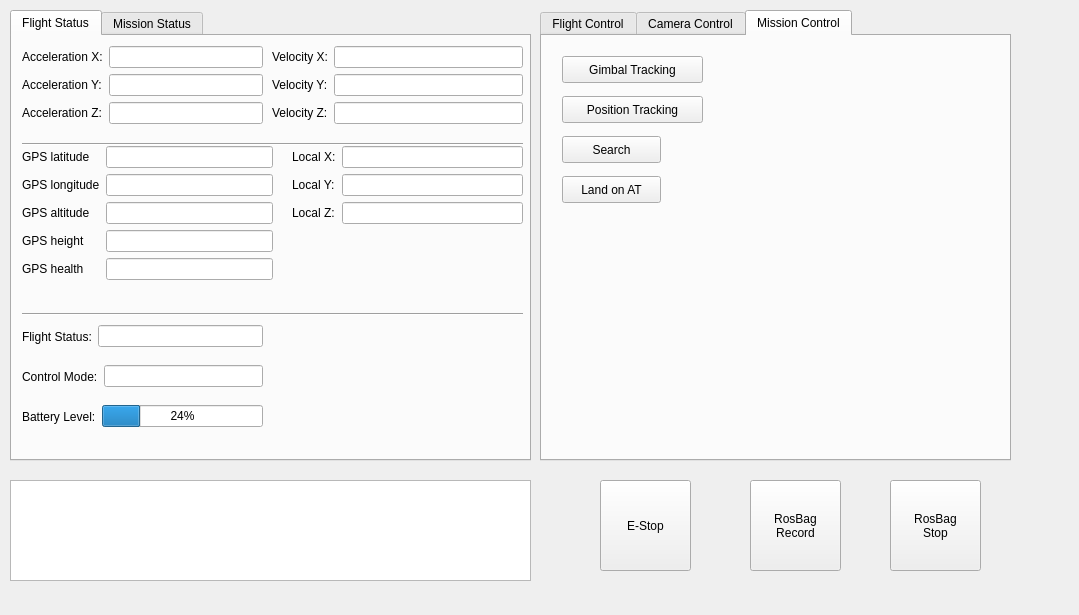
Old version of the form src/teamhku_ocs/teamhku_ocs.ui in the repository SiChiTong/teamhku_ocs.
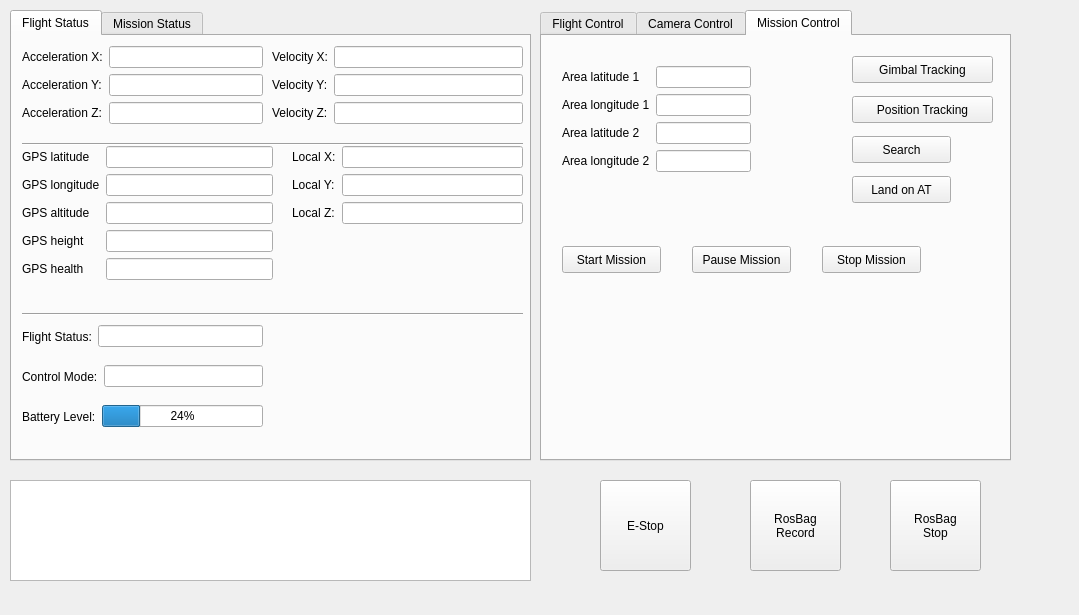
New version of the form. The open tabs and pages were chosen to show the change.

Commit message: gimbal movement added

Patch:
```diff
--- a/src/teamhku_ocs/teamhku_ocs.ui
+++ b/src/teamhku_ocs/teamhku_ocs.ui
@@ -671,7 +671,7 @@
     <widget class="QPushButton" name="gimbal_track_button_">
      <property name="geometry">
       <rect>
-       <x>20</x>
+       <x>310</x>
        <y>20</y>
        <width>141</width>
        <height>27</height>
@@ -684,7 +684,7 @@
     <widget class="QPushButton" name="position_track_button_">
      <property name="geometry">
       <rect>
-       <x>20</x>
+       <x>310</x>
        <y>60</y>
        <width>141</width>
        <height>27</height>
@@ -697,7 +697,7 @@
     <widget class="QPushButton" name="land_on_AT_button_">
      <property name="geometry">
       <rect>
-       <x>20</x>
+       <x>310</x>
        <y>140</y>
        <width>99</width>
        <height>27</height>
@@ -710,7 +710,7 @@
     <widget class="QPushButton" name="pushButton_6">
      <property name="geometry">
       <rect>
-       <x>20</x>
+       <x>310</x>
        <y>100</y>
        <width>99</width>
        <height>27</height>
@@ -720,6 +720,97 @@
       <string>Search</string>
      </property>
     </widget>
+    <widget class="QWidget" name="formLayoutWidget_8">
+     <property name="geometry">
+      <rect>
+       <x>20</x>
+       <y>30</y>
+       <width>189</width>
+       <height>128</height>
+      </rect>
+     </property>
+     <layout class="QFormLayout" name="formLayout_8">
+      <item row="0" column="0">
+       <widget class="QLabel" name="gimbalXLabel_2">
+        <property name="text">
+         <string>Area latitude 1</string>
+        </property>
+       </widget>
+      </item>
+      <item row="0" column="1">
+       <widget class="QLineEdit" name="area_latitude_1"/>
+      </item>
+      <item row="1" column="0">
+       <widget class="QLabel" name="gimbalYLabel_2">
+        <property name="text">
+         <string>Area longitude 1</string>
+        </property>
+       </widget>
+      </item>
+      <item row="1" column="1">
+       <widget class="QLineEdit" name="area_longtitude_1"/>
+      </item>
+      <item row="2" column="0">
+       <widget class="QLabel" name="gimbalZLabel_2">
+        <property name="text">
+         <string>Area latitude 2</string>
+        </property>
+       </widget>
+      </item>
+      <item row="2" column="1">
+       <widget class="QLineEdit" name="area_latitude_2"/>
+      </item>
+      <item row="3" column="1">
+       <widget class="QLineEdit" name="area_longtitude_2"/>
+      </item>
+      <item row="3" column="0">
+       <widget class="QLabel" name="gimbalSpeedLabel_2">
+        <property name="text">
+         <string>Area longitude 2</string>
+        </property>
+       </widget>
+      </item>
+     </layout>
+    </widget>
+    <widget class="QPushButton" name="start_mission_button_">
+     <property name="geometry">
+      <rect>
+       <x>20</x>
+       <y>210</y>
+       <width>99</width>
+       <height>27</height>
+      </rect>
+     </property>
+     <property name="text">
+      <string>Start Mission</string>
+     </property>
+    </widget>
+    <widget class="QPushButton" name="pause_mission_button_">
+     <property name="geometry">
+      <rect>
+       <x>150</x>
+       <y>210</y>
+       <width>99</width>
+       <height>27</height>
+      </rect>
+     </property>
+     <property name="text">
+      <string>Pause Mission</string>
+     </property>
+    </widget>
+    <widget class="QPushButton" name="stop_mission_button_">
+     <property name="geometry">
+      <rect>
+       <x>280</x>
+       <y>210</y>
+       <width>99</width>
+       <height>27</height>
+      </rect>
+     </property>
+     <property name="text">
+      <string>Stop Mission</string>
+     </property>
+    </widget>
    </widget>
   </widget>
   <widget class="QPushButton" name="estop_button_">
```
Left out of the diff: 44 changed lines with no effect on the pictures. The commit also changes 2 other files.
